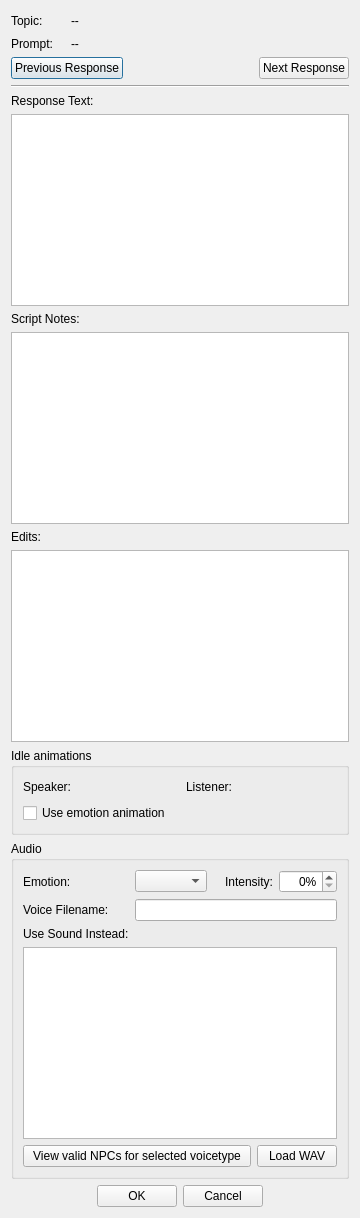
Above: native/src/DovahKit/ui/form_windows/topic_info/topic_info_response.ui from DavidJCobb/DovahKit before the change. Below: the same form after it.
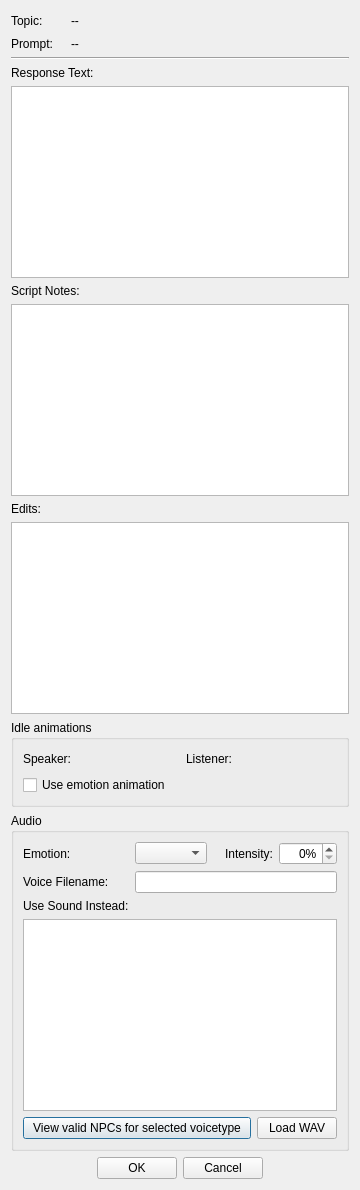
That is the form after the change. Custom widgets are drawn as their Qt base class.

```diff
--- a/native/src/DovahKit/ui/form_windows/topic_info/topic_info_response.ui
+++ b/native/src/DovahKit/ui/form_windows/topic_info/topic_info_response.ui
@@ -18,8 +18,15 @@
        </property>
       </widget>
      </item>
-     <item row="1" column="2">
-      <widget class="QLabel" name="promptPreview">
+     <item row="2" column="0" colspan="3">
+      <widget class="Line" name="line">
+       <property name="orientation">
+        <enum>Qt::Horizontal</enum>
+       </property>
+      </widget>
+     </item>
+     <item row="0" column="2">
+      <widget class="QLabel" name="topicTextPreview">
        <property name="text">
         <string>--</string>
        </property>
@@ -31,13 +38,6 @@
        </property>
       </widget>
      </item>
-     <item row="1" column="0">
-      <widget class="QLabel" name="label_2">
-       <property name="text">
-        <string>Prompt:</string>
-       </property>
-      </widget>
-     </item>
      <item row="0" column="1">
       <spacer name="horizontalSpacer">
        <property name="orientation">
@@ -54,8 +54,8 @@
        </property>
       </spacer>
      </item>
-     <item row="0" column="2">
-      <widget class="QLabel" name="topicTextPreview">
+     <item row="1" column="2">
+      <widget class="QLabel" name="promptPreview">
        <property name="text">
         <string>--</string>
        </property>
@@ -67,41 +67,10 @@
        </property>
       </widget>
      </item>
-     <item row="2" column="0" colspan="3">
-      <layout class="QHBoxLayout" name="responseNavLayout">
-       <item>
-        <widget class="QPushButton" name="buttonGoToPrevious">
-         <property name="text">
-          <string>Previous Response</string>
-         </property>
-        </widget>
-       </item>
-       <item>
-        <spacer name="horizontalSpacer_3">
-         <property name="orientation">
-          <enum>Qt::Horizontal</enum>
-         </property>
-         <property name="sizeHint" stdset="0">
-          <size>
-           <width>40</width>
-           <height>20</height>
-          </size>
-         </property>
-        </spacer>
-       </item>
-       <item>
-        <widget class="QPushButton" name="buttonGoToNext">
-         <property name="text">
-          <string>Next Response</string>
-         </property>
-        </widget>
-       </item>
-      </layout>
-     </item>
-     <item row="3" column="0" colspan="3">
-      <widget class="Line" name="line">
-       <property name="orientation">
-        <enum>Qt::Horizontal</enum>
+     <item row="1" column="0">
+      <widget class="QLabel" name="label_2">
+       <property name="text">
+        <string>Prompt:</string>
        </property>
       </widget>
      </item>
```
